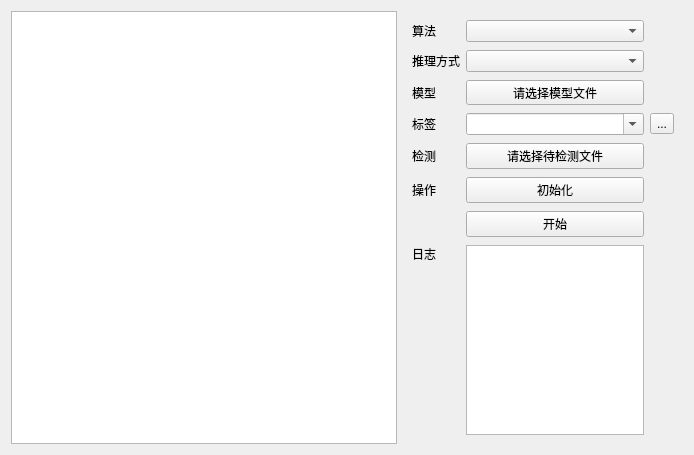
This is DLPage.ui in mengqingmeng/cv_tools as Qt 5 draws it before an edit. The edited form follows.
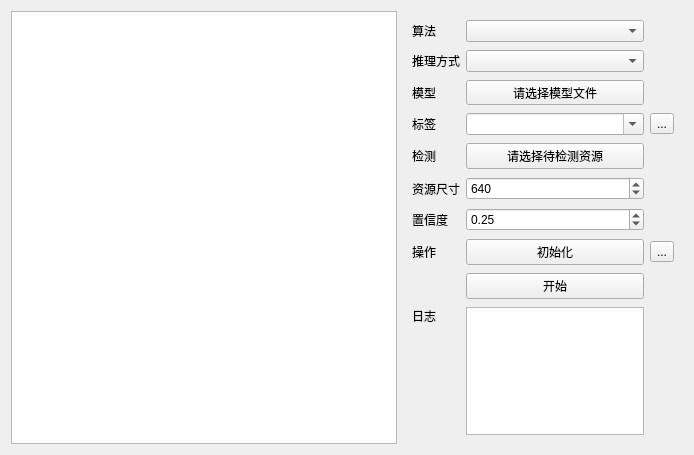
This is the edited form. Icons and pictures are not drawn. Custom widgets are drawn as their Qt base class.

Diff of the .ui file:
```diff
--- a/DLPage.ui
+++ b/DLPage.ui
@@ -50,18 +50,52 @@
          <property name="verticalSpacing">
           <number>8</number>
          </property>
-         <item row="4" column="1">
-          <widget class="QPushButton" name="chooseSourceBtn">
+         <item row="10" column="1">
+          <widget class="QPlainTextEdit" name="logPlanText">
+           <property name="lineWrapMode">
+            <enum>QPlainTextEdit::WidgetWidth</enum>
+           </property>
+           <property name="readOnly">
+            <bool>true</bool>
+           </property>
+           <property name="maximumBlockCount">
+            <number>100</number>
+           </property>
+          </widget>
+         </item>
+         <item row="7" column="1">
+          <widget class="QPushButton" name="initBtn">
            <property name="focusPolicy">
             <enum>Qt::NoFocus</enum>
            </property>
            <property name="text">
-            <string>请选择待检测文件</string>
+            <string>初始化</string>
            </property>
           </widget>
          </item>
-         <item row="1" column="1">
-          <widget class="QComboBox" name="referModeCombo"/>
+         <item row="7" column="0">
+          <widget class="QLabel" name="label_4">
+           <property name="text">
+            <string>操作</string>
+           </property>
+          </widget>
+         </item>
+         <item row="10" column="0">
+          <widget class="QLabel" name="label_7">
+           <property name="text">
+            <string>日志</string>
+           </property>
+           <property name="alignment">
+            <set>Qt::AlignLeading|Qt::AlignLeft|Qt::AlignTop</set>
+           </property>
+          </widget>
+         </item>
+         <item row="2" column="0">
+          <widget class="QLabel" name="label">
+           <property name="text">
+            <string>模型</string>
+           </property>
+          </widget>
          </item>
          <item row="2" column="1">
           <widget class="QToolButton" name="chooseModelBtn">
@@ -76,30 +110,10 @@
            </property>
           </widget>
          </item>
-         <item row="0" column="1">
-          <widget class="QComboBox" name="modelTypesCombo"/>
-         </item>
-         <item row="5" column="1">
-          <widget class="QPushButton" name="initBtn">
-           <property name="focusPolicy">
-            <enum>Qt::NoFocus</enum>
-           </property>
+         <item row="3" column="0">
+          <widget class="QLabel" name="label_2">
            <property name="text">
-            <string>初始化</string>
-           </property>
-          </widget>
-         </item>
-         <item row="5" column="0">
-          <widget class="QLabel" name="label_4">
-           <property name="text">
-            <string>操作</string>
-           </property>
-          </widget>
-         </item>
-         <item row="2" column="0">
-          <widget class="QLabel" name="label">
-           <property name="text">
-            <string>模型</string>
+            <string>标签</string>
            </property>
           </widget>
          </item>
@@ -119,6 +133,30 @@
            </property>
           </widget>
          </item>
+         <item row="9" column="1">
+          <widget class="QPushButton" name="startBtn">
+           <property name="focusPolicy">
+            <enum>Qt::NoFocus</enum>
+           </property>
+           <property name="text">
+            <string>开始</string>
+           </property>
+          </widget>
+         </item>
+         <item row="7" column="2">
+          <widget class="QToolButton" name="clearInit">
+           <property name="text">
+            <string>...</string>
+           </property>
+           <property name="icon">
+            <iconset resource="resource.qrc">
+             <normaloff>:/images/images/clear-l.png</normaloff>:/images/images/clear-l.png</iconset>
+           </property>
+          </widget>
+         </item>
+         <item row="1" column="1">
+          <widget class="QComboBox" name="referModeCombo"/>
+         </item>
          <item row="1" column="0">
           <widget class="QLabel" name="label_6">
            <property name="text">
@@ -126,20 +164,13 @@
            </property>
           </widget>
          </item>
-         <item row="3" column="0">
-          <widget class="QLabel" name="label_2">
-           <property name="text">
-            <string>标签</string>
-           </property>
-          </widget>
+         <item row="0" column="1">
+          <widget class="QComboBox" name="modelTypesCombo"/>
          </item>
-         <item row="7" column="1">
-          <widget class="QPushButton" name="startBtn">
-           <property name="focusPolicy">
-            <enum>Qt::NoFocus</enum>
-           </property>
+         <item row="6" column="0">
+          <widget class="QLabel" name="label_8">
            <property name="text">
-            <string>开始</string>
+            <string>置信度</string>
            </property>
           </widget>
          </item>
@@ -157,6 +188,32 @@
            </property>
           </widget>
          </item>
+         <item row="4" column="1">
+          <widget class="QPushButton" name="chooseSourceBtn">
+           <property name="focusPolicy">
+            <enum>Qt::NoFocus</enum>
+           </property>
+           <property name="text">
+            <string>请选择待检测资源</string>
+           </property>
+          </widget>
+         </item>
+         <item row="6" column="1">
+          <widget class="QDoubleSpinBox" name="confSpinBox">
+           <property name="minimum">
+            <double>0.010000000000000</double>
+           </property>
+           <property name="maximum">
+            <double>1.000000000000000</double>
+           </property>
+           <property name="singleStep">
+            <double>0.100000000000000</double>
+           </property>
+           <property name="value">
+            <double>0.250000000000000</double>
+           </property>
+          </widget>
+         </item>
          <item row="3" column="2">
           <widget class="QToolButton" name="clearLabelsBtn">
            <property name="text">
@@ -168,26 +225,23 @@
            </property>
           </widget>
          </item>
-         <item row="8" column="1">
-          <widget class="QPlainTextEdit" name="logPlanText">
-           <property name="lineWrapMode">
-            <enum>QPlainTextEdit::WidgetWidth</enum>
-           </property>
-           <property name="readOnly">
-            <bool>true</bool>
-           </property>
-           <property name="maximumBlockCount">
-            <number>100</number>
+         <item row="5" column="0">
+          <widget class="QLabel" name="label_9">
+           <property name="text">
+            <string>资源尺寸</string>
            </property>
           </widget>
          </item>
-         <item row="8" column="0">
-          <widget class="QLabel" name="label_7">
-           <property name="text">
-            <string>日志</string>
+         <item row="5" column="1">
+          <widget class="QSpinBox" name="resourceSizeSpinBox">
+           <property name="minimum">
+            <number>1</number>
            </property>
-           <property name="alignment">
-            <set>Qt::AlignLeading|Qt::AlignLeft|Qt::AlignTop</set>
+           <property name="maximum">
+            <number>99999</number>
+           </property>
+           <property name="value">
+            <number>640</number>
            </property>
           </widget>
          </item>
```
